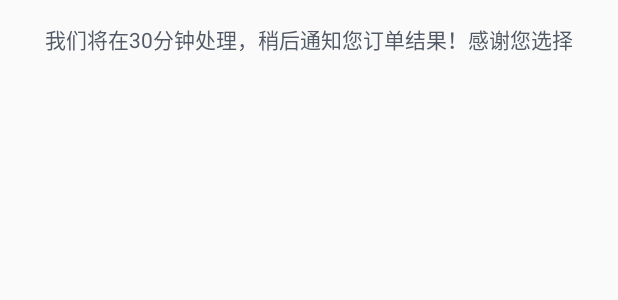
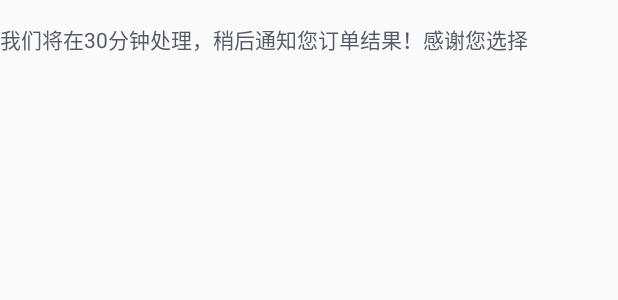
Before and after one commit to Z-P-J/ZDialog, an Android app: the layout content_text_view.xml on its own in the app's theme, with its tools: preview values and no code run, on a phone screen of 412 x 824 dp. Shown: the top 300 px of the screen. Run offline under Robolectric (Android 15) with nearby library versions, the phone set to English and light mode, and no system bars.

Commit message:
update README.md

```diff
--- a/zdialog/src/main/res/layout/content_text_view.xml
+++ b/zdialog/src/main/res/layout/content_text_view.xml
@@ -6,7 +6,6 @@
     android:layout_height="wrap_content"
     android:layout_marginBottom="15dp"
     android:layout_marginTop="15dp"
-    android:gravity="center_horizontal"
     android:lineSpacingExtra="6dp"
     android:text="我们将在30分钟处理，稍后通知您订单结果！感谢您选择"
     android:textColor="#525a66"
```
Also changed, not shown: 1 other file.
